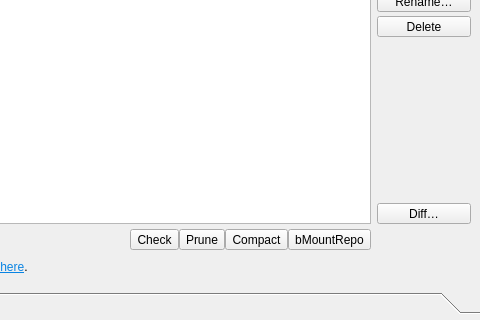
The window that src/vorta/assets/UI/archivetab.ui (borgbase/vorta) describes before a commit, drawn with Qt 5; both pictures show x 301 to 781 and y 127 to 447 of the 781 by 447 pixel window.
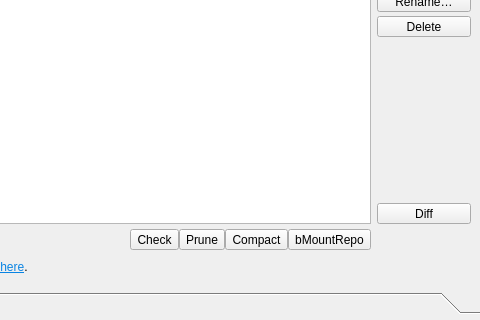
The same window after the commit.

Commit message: Better diff selection without extra dialog. By @real-yfprojects (#1235)

Patch:
```diff
--- a/src/vorta/assets/UI/archivetab.ui
+++ b/src/vorta/assets/UI/archivetab.ui
@@ -312,7 +312,7 @@
               <string>Compare two archives</string>
              </property>
              <property name="text">
-              <string>Diff…</string>
+              <string>Diff</string>
              </property>
              <property name="toolButtonStyle">
               <enum>Qt::ToolButtonTextBesideIcon</enum>
```
The commit also changes 3 other files.
